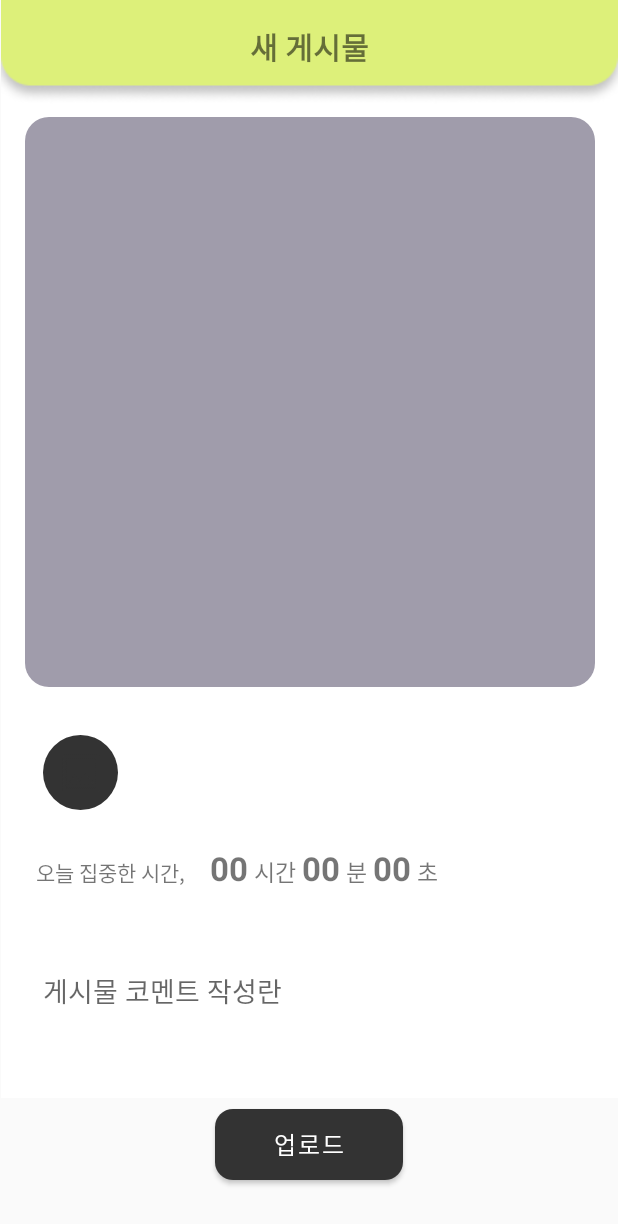
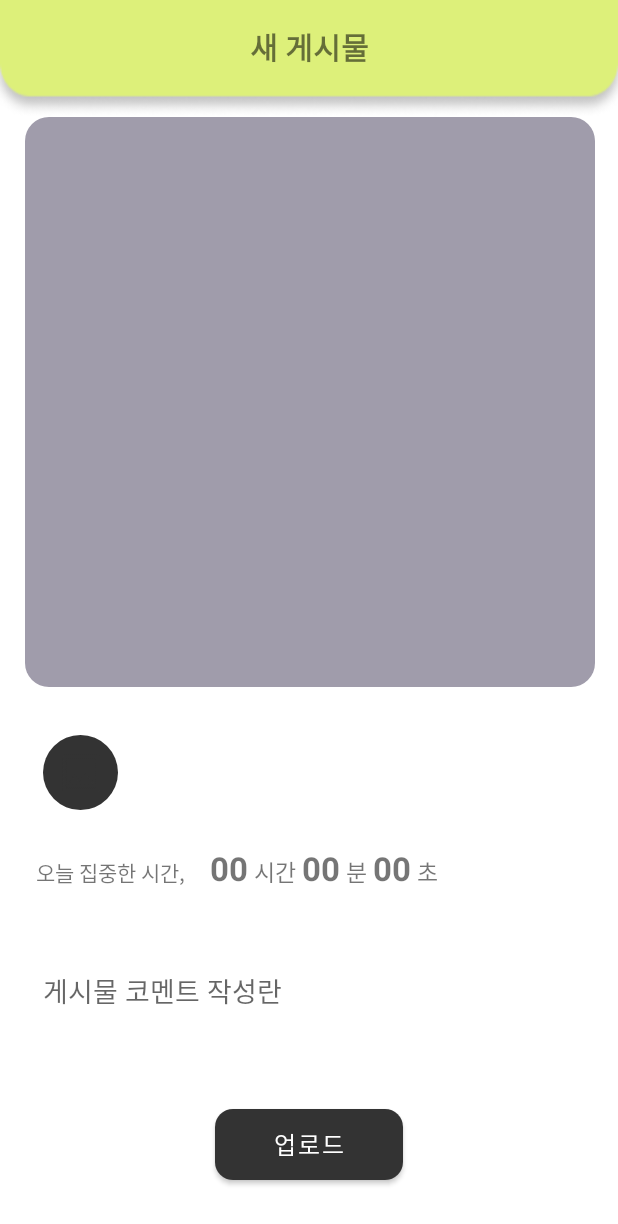
Before and after one commit to yunakim17/Team24App, an Android app: the UploadPost screen opened directly, with no data from a screen before it, on a phone screen of 412 x 824 dp. Shown: the top 1224 px of the screen. Run offline under Robolectric (Android 15) with nearby library versions, the phone set to English and light mode, and no system bars.

Commit message:
화면 전체적으로 수정

```diff
--- a/app/src/main/java/com/example/team24app/UploadPost.kt
+++ b/app/src/main/java/com/example/team24app/UploadPost.kt
@@ -8,6 +8,7 @@
 import android.provider.MediaStore
 import android.widget.Button
 import android.widget.EditText
+import android.widget.ImageButton
 import android.widget.ImageView
 import android.widget.TextView
 import androidx.activity.result.ActivityResultLauncher
@@ -29,7 +30,7 @@
         super.onCreate(savedInstanceState)
         setContentView(R.layout.activity_upload_post)
         ivPhoto = findViewById<ImageView>(R.id.SelectedPhoto)
-        btnPhoto = findViewById<Button>(R.id.btnPhoto)
+        val btnPhoto = findViewById<ImageButton>(R.id.btnPhoto)
         tvHour = findViewById<TextView>(R.id.tvHours)
         tvMin = findViewById<TextView>(R.id.tvMinutes)
         tvSec = findViewById<TextView>(R.id.tvSeconds)
--- a/app/src/main/res/layout/activity_main.xml
+++ b/app/src/main/res/layout/activity_main.xml
@@ -1,5 +1,6 @@
 <?xml version="1.0" encoding="utf-8"?>
-<androidx.constraintlayout.widget.ConstraintLayout xmlns:android="http://schemas.android.com/apk/res/android"
+<androidx.constraintlayout.widget.ConstraintLayout
+    xmlns:android="http://schemas.android.com/apk/res/android"
     xmlns:app="http://schemas.android.com/apk/res-auto"
     xmlns:tools="http://schemas.android.com/tools"
     android:id="@+id/main"
--- a/app/src/main/res/layout/activity_upload_post.xml
+++ b/app/src/main/res/layout/activity_upload_post.xml
@@ -4,19 +4,12 @@
     xmlns:app="http://schemas.android.com/apk/res-auto"
     xmlns:tools="http://schemas.android.com/tools"
     android:layout_width="match_parent"
-    android:layout_height="match_parent">
+    android:layout_height="match_parent"
+    android:background="@drawable/post_upload_bg"
+    tools:context=".UploadPost">
 
     <!-- 상단 제목 -->
-    <ImageView
-        android:layout_width="wrap_content"
-        android:layout_height="wrap_content"
-        app:layout_constraintBottom_toBottomOf="parent"
-        app:layout_constraintEnd_toEndOf="parent"
-        app:layout_constraintHorizontal_bias="1.0"
-        app:layout_constraintStart_toStartOf="parent"
-        app:layout_constraintTop_toTopOf="parent"
-        app:layout_constraintVertical_bias="0.0"
-        app:srcCompat="@drawable/post_upload_bg" />
+
 
     <TextView
         android:id="@+id/postUploadTitle"
--- a/app/src/main/res/layout/feed_square_item.xml
+++ b/app/src/main/res/layout/feed_square_item.xml
@@ -6,7 +6,7 @@
     <ImageView
         android:layout_width="120dp"
         android:layout_height="120dp"
-        android:background="@drawable/ic_launcher_background"
+        android:background="@drawable/custom_feed_pic"
         android:src="@drawable/ic_launcher_foreground" />
 
 
```
Also changed, not shown: app/src/main/AndroidManifest.xml (+6 -1 lines), app/src/main/res/layout/activity_another_profile.xml (+1 -10 lines), app/src/main/res/layout/activity_login.xml (+1 -10 lines), app/src/main/res/layout/activity_profile.xml (+1 -10 lines), app/src/main/res/layout/activity_timer.xml (+3 -13 lines).
